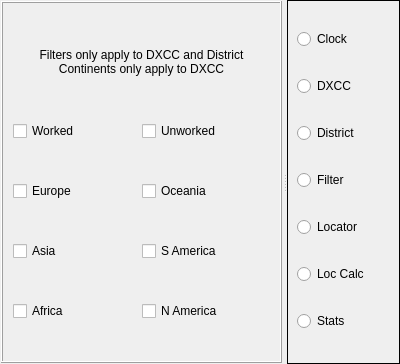
Above: mqt/MqtLogger/StackedInfoFrame.ui from zsteva/backup-minos2 before the change. Below: the same form after it.
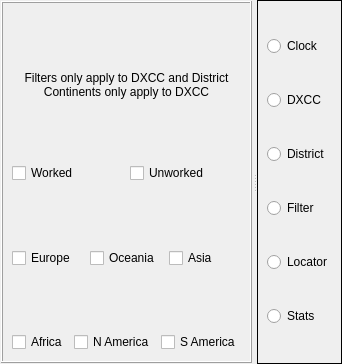
That is the form after the change. Custom widgets are drawn as their Qt base class.

Commit message: Remove loc calc again; try to shrink size

```diff
--- a/mqt/MqtLogger/StackedInfoFrame.ui
+++ b/mqt/MqtLogger/StackedInfoFrame.ui
@@ -6,7 +6,7 @@
    <rect>
     <x>0</x>
     <y>0</y>
-    <width>400</width>
+    <width>325</width>
     <height>364</height>
    </rect>
   </property>
@@ -125,33 +125,7 @@
              <property name="frameShadow">
               <enum>QFrame::Raised</enum>
              </property>
-             <layout class="QHBoxLayout" name="horizontalLayout_7" stretch="10">
-              <property name="spacing">
-               <number>0</number>
-              </property>
-              <property name="leftMargin">
-               <number>0</number>
-              </property>
-              <property name="topMargin">
-               <number>0</number>
-              </property>
-              <property name="rightMargin">
-               <number>0</number>
-              </property>
-              <property name="bottomMargin">
-               <number>0</number>
-              </property>
-              <item>
-               <layout class="QVBoxLayout" name="filterLayout" stretch="0,10,0,10,0,10,0,10,0,10,0">
-                <property name="spacing">
-                 <number>0</number>
-                </property>
-                <property name="leftMargin">
-                 <number>10</number>
-                </property>
-                <property name="rightMargin">
-                 <number>10</number>
-                </property>
+             <layout class="QVBoxLayout" name="verticalLayout_2">
                 <item>
                  <spacer name="verticalSpacer_6">
                   <property name="orientation">
@@ -160,7 +134,7 @@
                   <property name="sizeHint" stdset="0">
                    <size>
                     <width>20</width>
-                    <height>40</height>
+                  <height>48</height>
                    </size>
                   </property>
                  </spacer>
@@ -193,16 +167,13 @@
                   <property name="sizeHint" stdset="0">
                    <size>
                     <width>20</width>
-                    <height>40</height>
+                  <height>48</height>
                    </size>
                   </property>
                  </spacer>
                 </item>
                 <item>
                  <layout class="QHBoxLayout" name="horizontalLayout_2">
-                  <property name="spacing">
-                   <number>0</number>
-                  </property>
                   <item>
                    <widget class="QCheckBox" name="WorkedCB">
                     <property name="focusPolicy">
@@ -233,16 +204,13 @@
                   <property name="sizeHint" stdset="0">
                    <size>
                     <width>20</width>
-                    <height>40</height>
+                  <height>48</height>
                    </size>
                   </property>
                  </spacer>
                 </item>
                 <item>
                  <layout class="QHBoxLayout" name="horizontalLayout_3">
-                  <property name="spacing">
-                   <number>0</number>
-                  </property>
                   <item>
                    <widget class="QCheckBox" name="ContEU">
                     <property name="focusPolicy">
@@ -263,26 +231,6 @@
                     </property>
                    </widget>
                   </item>
-                 </layout>
-                </item>
-                <item>
-                 <spacer name="verticalSpacer_3">
-                  <property name="orientation">
-                   <enum>Qt::Vertical</enum>
-                  </property>
-                  <property name="sizeHint" stdset="0">
-                   <size>
-                    <width>20</width>
-                    <height>40</height>
-                   </size>
-                  </property>
-                 </spacer>
-                </item>
-                <item>
-                 <layout class="QHBoxLayout" name="horizontalLayout_4">
-                  <property name="spacing">
-                   <number>0</number>
-                  </property>
                   <item>
                    <widget class="QCheckBox" name="ContAS">
                     <property name="focusPolicy">
@@ -293,36 +241,23 @@
                     </property>
                    </widget>
                   </item>
-                  <item>
-                   <widget class="QCheckBox" name="ContSA">
-                    <property name="focusPolicy">
-                     <enum>Qt::NoFocus</enum>
-                    </property>
-                    <property name="text">
-                     <string>S America</string>
-                    </property>
-                   </widget>
-                  </item>
                  </layout>
                 </item>
                 <item>
-                 <spacer name="verticalSpacer_2">
+               <spacer name="verticalSpacer_3">
                   <property name="orientation">
                    <enum>Qt::Vertical</enum>
                   </property>
                   <property name="sizeHint" stdset="0">
                    <size>
                     <width>20</width>
-                    <height>40</height>
+                  <height>48</height>
                    </size>
                   </property>
                  </spacer>
                 </item>
                 <item>
-                 <layout class="QHBoxLayout" name="horizontalLayout_5">
-                  <property name="spacing">
-                   <number>0</number>
-                  </property>
+               <layout class="QHBoxLayout" name="horizontalLayout_4">
                   <item>
                    <widget class="QCheckBox" name="ContAF">
                     <property name="focusPolicy">
@@ -343,20 +278,15 @@
                     </property>
                    </widget>
                   </item>
-                 </layout>
-                </item>
                 <item>
-                 <spacer name="verticalSpacer">
-                  <property name="orientation">
-                   <enum>Qt::Vertical</enum>
+                 <widget class="QCheckBox" name="ContSA">
+                  <property name="focusPolicy">
+                   <enum>Qt::NoFocus</enum>
                   </property>
-                  <property name="sizeHint" stdset="0">
-                   <size>
-                    <width>20</width>
-                    <height>40</height>
-                   </size>
+                  <property name="text">
+                   <string>S America</string>
                   </property>
-                 </spacer>
+                 </widget>
                 </item>
                </layout>
               </item>
@@ -466,20 +396,6 @@
            </item>
           </layout>
          </widget>
-         <widget class="QWidget" name="LocCalcPage">
-          <layout class="QVBoxLayout" name="verticalLayout_4">
-           <item>
-            <widget class="LocCalcFrame" name="locCalcFrame">
-             <property name="frameShape">
-              <enum>QFrame::StyledPanel</enum>
-             </property>
-             <property name="frameShadow">
-              <enum>QFrame::Raised</enum>
-             </property>
-            </widget>
-           </item>
-          </layout>
-         </widget>
         </widget>
        </item>
       </layout>
@@ -572,19 +488,6 @@
          </attribute>
         </widget>
        </item>
-       <item>
-        <widget class="QRadioButton" name="locCalcButton">
-         <property name="focusPolicy">
-          <enum>Qt::NoFocus</enum>
-         </property>
-         <property name="text">
-          <string>Loc Calc</string>
-         </property>
-         <attribute name="buttonGroup">
-          <string notr="true">buttonGroup</string>
-         </attribute>
-        </widget>
-       </item>
        <item>
         <widget class="QRadioButton" name="StatsButton">
          <property name="text">
@@ -638,12 +541,6 @@
    <header>TClockFrame.h</header>
    <container>1</container>
   </customwidget>
-  <customwidget>
-   <class>LocCalcFrame</class>
-   <extends>QFrame</extends>
-   <header location="global">LocCalcFrame.h</header>
-   <container>1</container>
-  </customwidget>
  </customwidgets>
  <resources/>
  <connections/>
```
Lines whose indentation alone changed are shown as unchanged. The commit also changes 1 other file.
